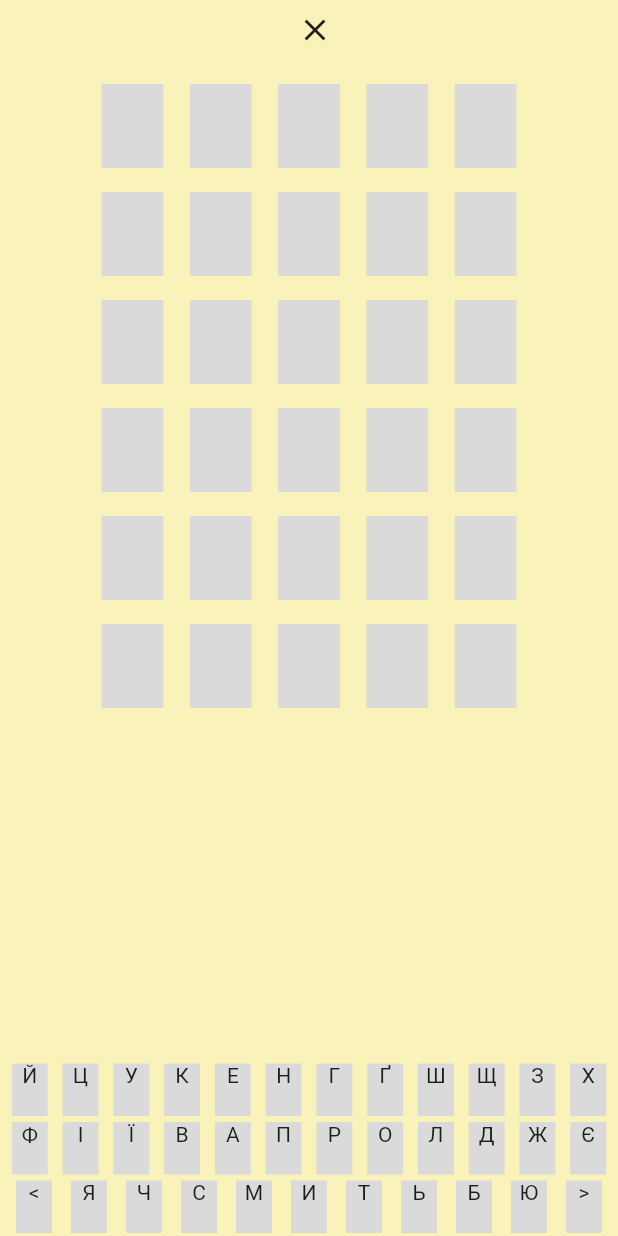
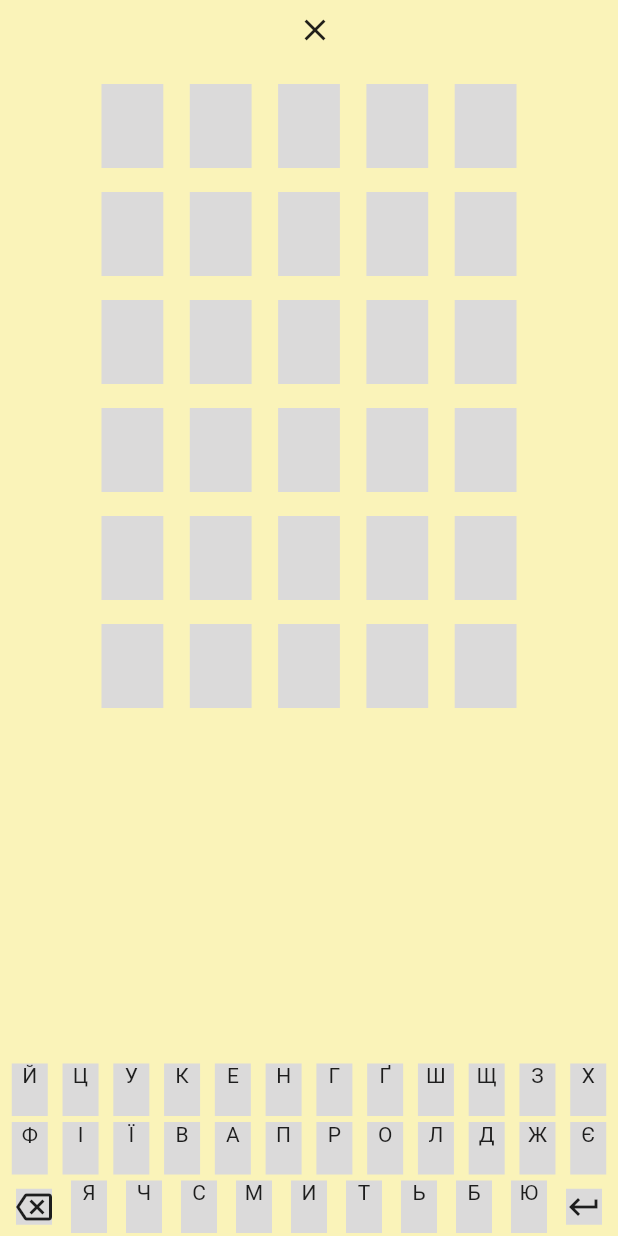
Before and after one commit to dariagorlova/kobza, a Flutter app: the _GameScreen screen opened directly, on a phone screen of 412 x 824 dp. Run offline on Flutter 3.47's test engine with Material 2 defaults, Android fonts, the phone set to English and light mode, and no system bars; our stand-ins replace auto_route, flutter_bloc, freezed_annotation, get_it, injectable, pin_code_fields; missing offline and left inert: i69n.

Commit message:
add blocking for some buttons

```diff
--- a/lib/features/game/screen/widgets/letter_key.dart
+++ b/lib/features/game/screen/widgets/letter_key.dart
@@ -22,18 +22,40 @@ class LetterKey extends StatelessWidget {
               onTap: () {
                 context.read<GameCubit>().letterPressed(letter);
               },
-              child: SizedBox(
-                height: 35,
-                width: 24,
-                child: Text(
-                  letter,
-                  textAlign: TextAlign.center,
-                ),
-              ),
+              enableFeedback: context.read<GameCubit>().getEnable(letter),
+              child: LetterSizedBox(letter: letter),
             ),
           ),
         );
       },
+    );
+  }
+}
+
+class LetterSizedBox extends StatelessWidget {
+  const LetterSizedBox({
+    super.key,
+    required this.letter,
+  });
+
+  final String letter;
+
+  @override
+  Widget build(BuildContext context) {
+    if (letter == '<') {
+      return const SizedBox(
+        child: Icon(Icons.backspace_outlined),
+      );
+    } else if (letter == '>') {
+      return const SizedBox(child: Icon(Icons.keyboard_return));
+    }
+    return SizedBox(
+      height: 35,
+      width: 24,
+      child: Text(
+        letter,
+        textAlign: TextAlign.center,
+      ),
     );
   }
 }
```
